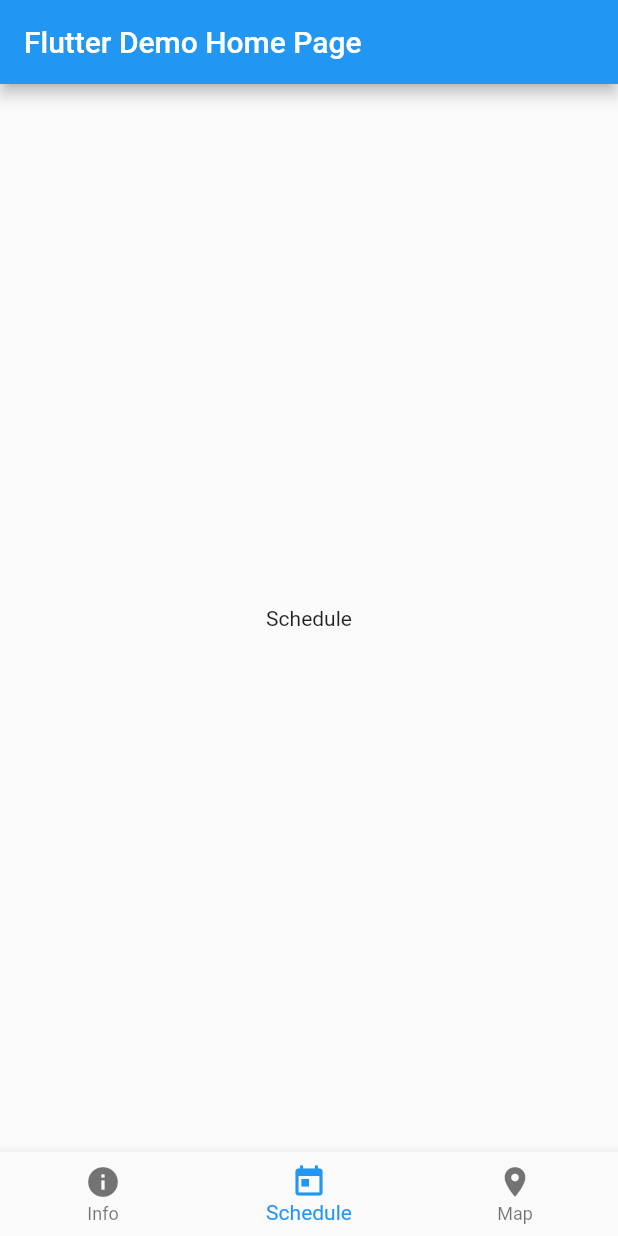
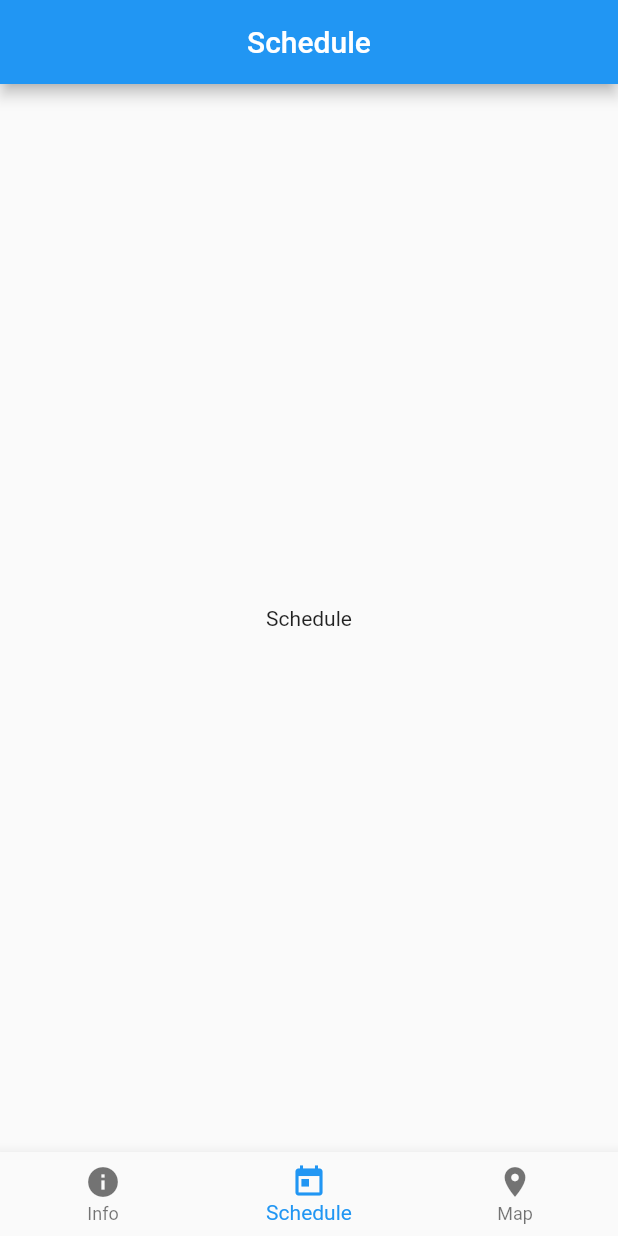
Before and after one commit to unreadablename/flutter-io18-app, a Flutter app: the screen it shows after launch, on a phone screen of 412 x 824 dp. Run offline on Flutter 3.47's test engine with Material 2 defaults, Android fonts, the phone set to English and light mode, and no system bars.

Commit message:
[bottom navigation bar] added basic pages

```diff
--- a/lib/main.dart
+++ b/lib/main.dart
@@ -1,4 +1,10 @@
+// Vendor
 import 'package:flutter/material.dart';
+
+// Application
+import 'package:flutter_io18_app/pages/info.dart';
+import 'package:flutter_io18_app/pages/map.dart';
+import 'package:flutter_io18_app/pages/schedule.dart';
 
 void main() => runApp(MyApp());
 
@@ -11,18 +17,6 @@ class MyApp extends StatelessWidget {
         primarySwatch: Colors.blue,
       ),
       home: MyHomePage(title: 'Flutter Demo Home Page'),
-    );
-  }
-}
-
-class Page extends StatelessWidget {
-  final String title;
-  Page({Key key, this.title}) : super(key: key);
-
-  @override
-  Widget build(BuildContext context) {
-    return Center(
-      child: Text(title),
     );
   }
 }
@@ -41,9 +35,9 @@ class _MyHomePageState extends State<MyHomePage> {
   int _currentPage = initialPage;
 
   final List<Widget> _pages = <Widget>[
-    Page(title: 'Info'),
-    Page(title: 'Schedule'),
-    Page(title: 'Map'),
+    InfoPage(),
+    SchedulePage(),
+    MapPage(),
   ];
 
   final _controller = PageController(initialPage: initialPage);
@@ -78,9 +72,6 @@ class _MyHomePageState extends State<MyHomePage> {
   @override
   Widget build(BuildContext context) {
     return Scaffold(
-      appBar: AppBar(
-        title: Text(widget.title),
-      ),
       body: PageView.builder(
         physics: const NeverScrollableScrollPhysics(),
         controller: _controller,
--- /dev/null
+++ b/lib/pages/schedule.dart
@@ -0,0 +1,18 @@
+import 'package:flutter/material.dart';
+
+class SchedulePage extends StatelessWidget {
+  SchedulePage({Key key}) : super(key: key);
+
+  @override
+  Widget build(BuildContext context) {
+    return Scaffold(
+      appBar: AppBar(
+        title: Text('Schedule'),
+        centerTitle: true,
+      ),
+      body: Center(
+        child: Text('Schedule'),
+      ),
+    );
+  }
+}
```
Also changed, not shown: lib/pages/info.dart (added, +18 -0 lines), lib/pages/map.dart (added, +18 -0 lines).
